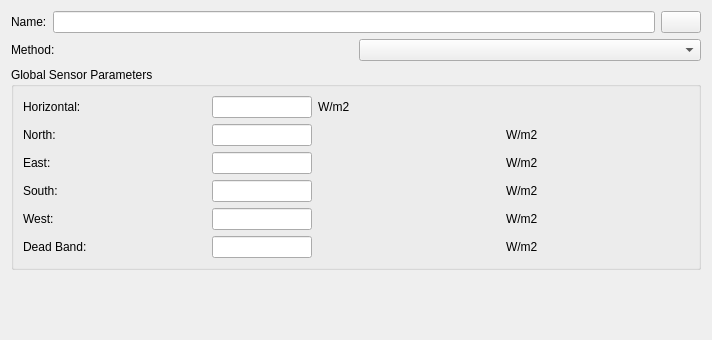
Old version of the form SIM-VICUS/src/SVDBZoneControlShadingEditWidget.ui in the repository ghorwin/SIM-VICUS.
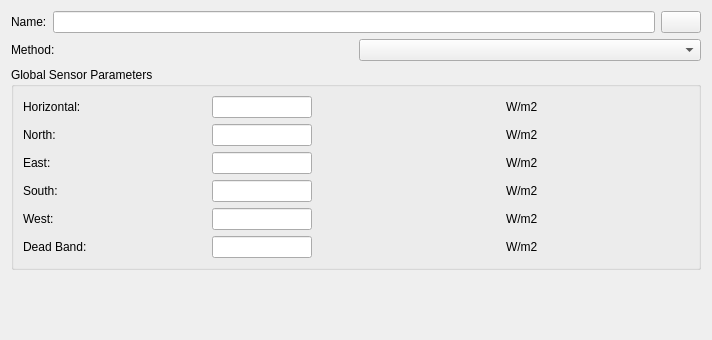
New version of the form. Custom widgets are drawn as their Qt base class.

Patch:
```diff
--- a/SIM-VICUS/src/SVDBZoneControlShadingEditWidget.ui
+++ b/SIM-VICUS/src/SVDBZoneControlShadingEditWidget.ui
@@ -75,13 +75,6 @@
         </property>
        </widget>
       </item>
-      <item row="0" column="2" colspan="2">
-       <widget class="QLabel" name="labelHorizontalUnit">
-        <property name="text">
-         <string>W/m2</string>
-        </property>
-       </widget>
-      </item>
       <item row="1" column="0">
        <widget class="QLabel" name="labelNorth">
         <property name="text">
@@ -202,6 +195,13 @@
         </property>
        </widget>
       </item>
+      <item row="0" column="3">
+       <widget class="QLabel" name="labelHorizontalUnit">
+        <property name="text">
+         <string>W/m2</string>
+        </property>
+       </widget>
+      </item>
      </layout>
     </widget>
    </item>
```
Left out of the diff: 14 changed lines with no effect on the pictures.
